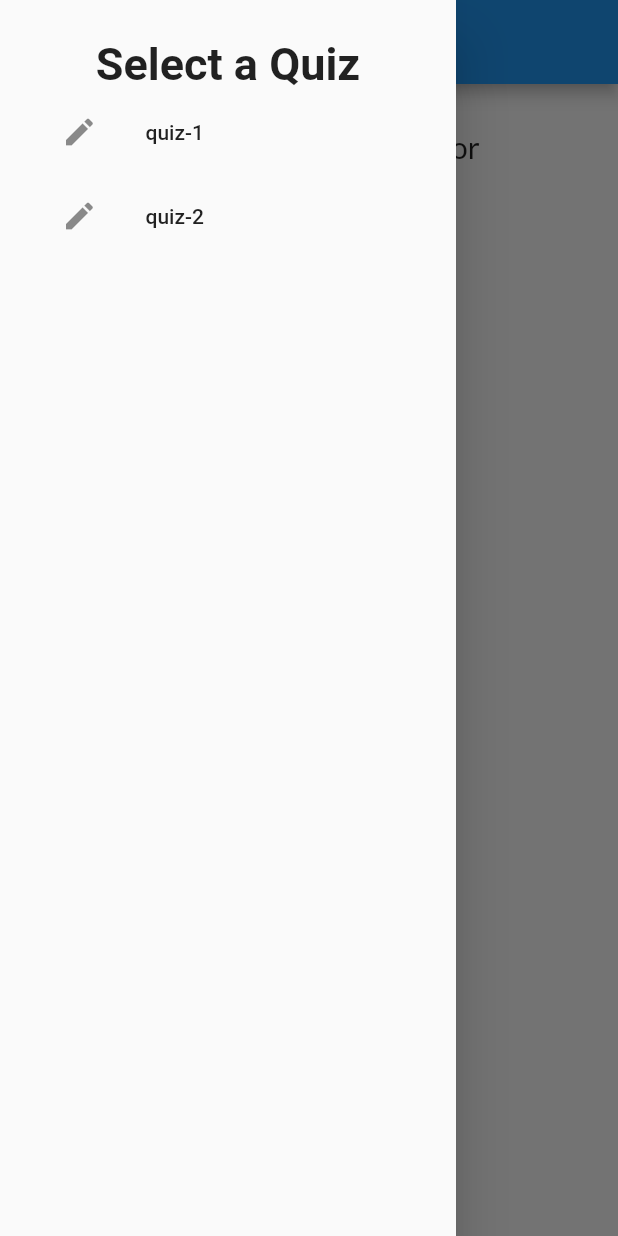
After one commit to vinayv-456/quiz-app, a Flutter app: the screen it shows after launch, with the side drawer open, on a phone screen of 412 x 824 dp. The commit adds this screen. Run offline on Flutter 3.47's test engine with Material 2 defaults, Android fonts, the phone set to English and light mode, and no system bars.

Commit message:
Add Cutom Drawer for multiple quizes

```diff
--- a/lib/main.dart
+++ b/lib/main.dart
@@ -1,69 +1,13 @@
+import 'package:demo_app/quiz.dart';
 import 'package:flutter/material.dart';
-import './question.dart';
-import './answer.dart';
+
+import './quiz.dart';
 
 void main() {
   runApp(App());
 }
 
-class App extends StatefulWidget {
-  @override
-  State<StatefulWidget> createState() {
-    return AppState();
-  }
-}
-
-class AppState extends State<App> {
-  var questions = [
-    {
-      "question": "What's your favorite color",
-      "options": [
-        {"text": "red", "score": 10},
-        {"text": "green", "score": 20},
-        {"text": "blue", "score": 30},
-        {"text": "yellow", "score": 40}
-      ]
-    },
-    {
-      "question": "What's your favorite sport",
-      "options": [
-        {"text": "football", "score": 10},
-        {"text": "hockey", "score": 20},
-        {"text": "volleyball", "score": 30},
-        {"text": "cricket", "score": 40}
-      ]
-    },
-    {
-      "question": "What's your favorite place",
-      "options": [
-        {"text": "Hyderabad", "score": 10},
-        {"text": "chennai", "score": 20},
-        {"text": "pune", "score": 30},
-        {"text": "Bangalore", "score": 40}
-      ]
-    }
-  ];
-  int questionNo = 0;
-  int score = 0;
-  final nameController = TextEditingController();
-  optPressAction(int tempScore) {
-    setState(() {
-      questionNo = questionNo + 1;
-      score += tempScore;
-    });
-  }
-
-  resetBtn() {
-    setState(() {
-      score = 0;
-      questionNo = 0;
-    });
-  }
-
-  void submitData() {
-    print(nameController.text);
-  }
-
+class App extends StatelessWidget {
   Widget build(BuildContext context) {
     return MaterialApp(
       theme: ThemeData(
@@ -75,55 +19,10 @@ class AppState extends State<App> {
           )
         )
       ),
-      home: Scaffold(
-        appBar: AppBar(
-          title: Text("Quiz"),
-        ),
-        drawer: Drawer(child: Text("hello"),),
-        body: Container(
-          width: double.infinity,
-          padding: EdgeInsets.all(30),
-          child: questionNo < questions.length
-              ? Column(
-                crossAxisAlignment: CrossAxisAlignment.center,
-                children: [
-                  SingleChildScrollView(
-                      child: Column(
-                        children: [
-                          Question(questions[questionNo]["question"]),
-                          ...(questions[questionNo]["options"]
-                                  as List<Map<String, Object>>)
-                              .map((answer) => Answer(
-                                  () => optPressAction(answer["score"]),
-                                  answer["text"]))
-                              .toList(),
-                        ],
-                      ),
-                    ),
-                ],
-              )
-              : Column(
-                  children: [
-                    Text(
-                      "game over!",
-                      style: TextStyle(fontSize: 20,),
-                    ),
-                    Text(
-                      "you're score is: ${score.toString()}",
-                      style: TextStyle(fontSize: 20,),
-                    ),
-                    SizedBox(
-                      height: 20,
-                    ),
-                    RaisedButton(
-                      onPressed: resetBtn,
-                      color: Colors.red,
-                      child: Text("RESET"),
-                    ),
-                  ],
-                ),
-        ),
-      ),
+      home: Quiz(),
+      routes: {
+        '/quiz': (ctx) => Quiz(),
+      },
     );
   }
 }
--- /dev/null
+++ b/lib/main_drawer.dart
@@ -0,0 +1,30 @@
+import 'package:flutter/material.dart';
+
+class MainDrawer extends StatelessWidget {
+
+
+  Widget build(BuildContext context)
+  {
+    return Container(
+      padding: EdgeInsets.all(25),
+      child: Column(
+        children: [
+          Container(
+            alignment: Alignment.center,
+            child: Text("Select a Quiz", style: TextStyle(fontSize: 30, fontWeight: FontWeight.bold),),
+          ),
+          ListTile(
+            leading: Icon(Icons.create),
+            title: Text('quiz-1'),
+            onTap: ()=> Navigator.of(context).pushNamed("/quiz", arguments: {"questions": "1"}),
+          ),
+          ListTile(
+            leading: Icon(Icons.create),
+            title: Text('quiz-2'),
+            onTap: () => Navigator.of(context).pushNamed("/quiz", arguments: {"questions": "2"}),
+          ),
+        ],
+      ),
+    );
+  }
+}
--- /dev/null
+++ b/lib/quiz.dart
@@ -0,0 +1,150 @@
+import 'package:flutter/material.dart';
+
+import './question.dart';
+import './answer.dart';
+import './main_drawer.dart';
+
+class Quiz extends StatefulWidget{
+  @override
+  State<StatefulWidget> createState() {
+    return QuizState();
+  }
+}
+
+class QuizState extends State<Quiz>{
+  var questionsSet1 = [
+    {
+      "question": "What's your favorite color",
+      "options": [
+        {"text": "red", "score": 10},
+        {"text": "green", "score": 20},
+        {"text": "blue", "score": 30},
+        {"text": "yellow", "score": 40}
+      ]
+    },
+    {
+      "question": "What's your favorite sport",
+      "options": [
+        {"text": "football", "score": 10},
+        {"text": "hockey", "score": 20},
+        {"text": "volleyball", "score": 30},
+        {"text": "cricket", "score": 40}
+      ]
+    },
+    {
+      "question": "What's your favorite place",
+      "options": [
+        {"text": "Hyderabad", "score": 10},
+        {"text": "chennai", "score": 20},
+        {"text": "pune", "score": 30},
+        {"text": "Bangalore", "score": 40}
+      ]
+    }
+  ];
+
+  var questionsSet2 = [
+    {
+      "question": "What's your favorite bike company",
+      "options": [
+        {"text": "beneli", "score": 10},
+        {"text": "Honda", "score": 20},
+        {"text": "truimph", "score": 30},
+        {"text": "Ducati", "score": 40}
+      ]
+    },
+    {
+      "question": "What's your favorite phone company",
+      "options": [
+        {"text": "Nokia", "score": 10},
+        {"text": "pixel", "score": 20},
+        {"text": "OnePlus", "score": 30},
+        {"text": "Apple", "score": 40}
+      ]
+    },
+    {
+      "question": "What's your favorite PC company",
+      "options": [
+        {"text": "Lenovo", "score": 10},
+        {"text": "Dell", "score": 20},
+        {"text": "HP", "score": 30},
+        {"text": "Apple", "score": 40}
+      ]
+    }
+  ];
+
+  int questionNo = 0;
+  int score = 0;
+  optPressAction(int tempScore) {
+    setState(() {
+      questionNo = questionNo + 1;
+      score += tempScore;
+    });
+  }
+
+  resetBtn() {
+    setState(() {
+      score = 0;
+      questionNo = 0;
+    });
+  }
+  Widget build(BuildContext context){
+    var routeArgs = ModalRoute.of(context).settings.arguments as Map<String, String>;
+    var questions = questionsSet1;
+    if(routeArgs != null)
+    {
+      questions = routeArgs["questions"]=='1' ? questionsSet1 : questionsSet2 ;
+    }
+
+    return Scaffold(
+        appBar: AppBar(
+          title: Text("Quiz"),
+        ),
+        drawer: Drawer(
+          child: MainDrawer()
+        ),
+        body: Container(
+          width: double.infinity,
+          padding: EdgeInsets.all(30),
+          child: questionNo < questions.length
+              ? Column(
+                crossAxisAlignment: CrossAxisAlignment.center,
+                children: [
+                  SingleChildScrollView(
+                      child: Column(
+                        children: [
+                          Question(questions[questionNo]["question"]),
+                          ...(questions[questionNo]["options"]
+                                  as List<Map<String, Object>>)
+                              .map((answer) => Answer(
+                                  () => optPressAction(answer["score"]),
+                                  answer["text"]))
+                              .toList(),
+                        ],
+                      ),
+                    ),
+                ],
+              )
+              : Column(
+                  children: [
+                    Text(
+                      "game over!",
+                      style: TextStyle(fontSize: 20,),
+                    ),
+                    Text(
+                      "you're score is: ${score.toString()}",
+                      style: TextStyle(fontSize: 20,),
+                    ),
+                    SizedBox(
+                      height: 20,
+                    ),
+                    RaisedButton(
+                      onPressed: resetBtn,
+                      color: Colors.red,
+                      child: Text("RESET"),
+                    ),
+                  ],
+                ),
+        ),
+    );
+  }
+}
```
Also changed, not shown: 5 other files.
